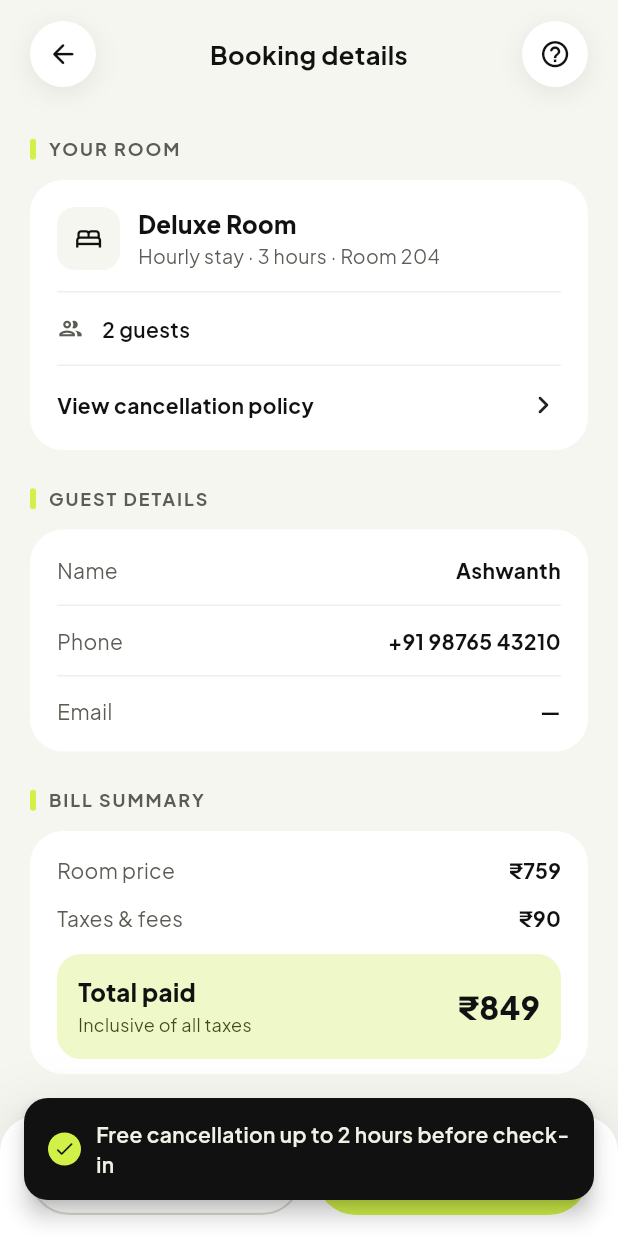
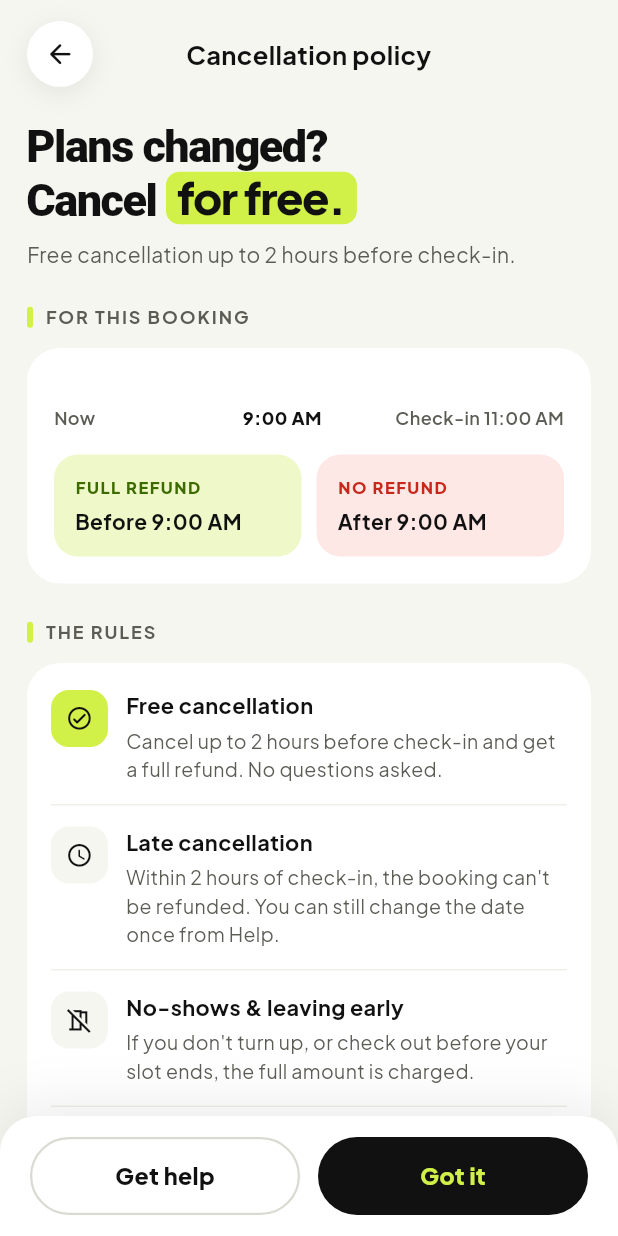
Before and after one commit to Ashwanthram2005/checkdin-customer-app., a Flutter app: the BookingDetailScreen screen opened by its route, scrolled down 635 dp, after a tap on "View cancellation policy", on a phone screen of 412 x 824 dp. Run offline on Flutter 3.47's test engine with Material 3 defaults, Android fonts, the phone set to English and light mode, and no system bars; our stand-ins replace google_fonts.

Commit message:
Add Filters & sort sheet, Cancellation policy and Terms & privacy screens
Co-Authored-By: Claude Opus 5.5 <noreply@anthropic.com>
Claude-Session: https://claude.ai/code/session_01GHBFJ57JqQiYB9t43AZsQR

```diff
--- a/lib/main.dart
+++ b/lib/main.dart
@@ -24,6 +24,8 @@ import 'screens/help.dart';
 import 'screens/home.dart';
 import 'screens/saved.dart';
 import 'screens/offers.dart';
+import 'screens/cancel_policy.dart';
+import 'screens/legal.dart';
 
 void main() {
   WidgetsFlutterBinding.ensureInitialized();
@@ -75,6 +77,8 @@ class CheckdinApp extends StatelessWidget {
         '/home': (_) => const HomeScreen(),
         '/saved': (_) => const SavedScreen(),
         '/offers': (_) => const OffersScreen(),
+        '/cancel-policy': (_) => const CancelPolicyScreen(),
+        '/legal': (_) => const LegalScreen(),
       },
     );
   }
--- a/lib/screens/booking_detail.dart
+++ b/lib/screens/booking_detail.dart
@@ -160,7 +160,7 @@ class _BookingDetailScreenState extends State<BookingDetailScreen> {
                       ]),
                     ),
                     InkWell(
-                      onTap: () => toast(context, 'Free cancellation up to 2 hours before check-in'),
+                      onTap: () => Navigator.pushNamed(context, '/cancel-policy'),
                       child: const Padding(
                         padding: EdgeInsets.symmetric(vertical: 14),
                         child: Row(children: [
--- /dev/null
+++ b/lib/screens/cancel_policy.dart
@@ -0,0 +1,156 @@
+import 'package:flutter/material.dart';
+
+import '../state.dart';
+import '../theme.dart';
+
+class CancelPolicyScreen extends StatelessWidget {
+  const CancelPolicyScreen({super.key});
+
+  static const _rules = [
+    [Icons.check_circle_outline_rounded, 'Free cancellation', 'Cancel up to 2 hours before check-in and get a full refund. No questions asked.'],
+    [Icons.schedule_rounded, 'Late cancellation', 'Within 2 hours of check-in, the booking can\'t be refunded. You can still change the date once from Help.'],
+    [Icons.no_meeting_room_outlined, 'No-shows & leaving early', 'If you don\'t turn up, or check out before your slot ends, the full amount is charged.'],
+    [Icons.account_balance_wallet_outlined, 'Refunds', 'Refunds reach your bank or UPI in 5–7 working days. Checkdin credits come back instantly.'],
+  ];
+
+  static const _steps = [
+    'Open Bookings and tap your upcoming stay.',
+    'Tap Cancel booking and pick a reason.',
+    'See your refund amount and confirm.',
+  ];
+
+  @override
+  Widget build(BuildContext context) {
+    final inH = app.checkInHour;
+    final freeUntil = inH - 2;
+    return Scaffold(
+      body: Column(children: [
+        Expanded(
+          child: ListView(
+            padding: EdgeInsets.fromLTRB(18, MediaQuery.of(context).padding.top + 14, 18, 24),
+            children: [
+              const TitleBar(title: 'Cancellation policy'),
+              const SizedBox(height: 22),
+              const Highlight(before: 'Plans changed?\nCancel ', marked: 'for free.', size: 30, height: 1.15),
+              const SizedBox(height: 8),
+              const Text('Free cancellation up to 2 hours before check-in.', style: TextStyle(fontSize: 14, color: C.muted)),
+              const SectionLabel('For this booking'),
+              WhiteCard(
+                padding: const EdgeInsets.all(18),
+                child: Column(crossAxisAlignment: CrossAxisAlignment.start, children: [
+                  ClipRRect(
+                    borderRadius: BorderRadius.circular(999),
+                    child: const SizedBox(
+                      height: 10,
+                      child: Row(children: [
+                        Expanded(flex: 7, child: ColoredBox(color: C.lime)),
+                        SizedBox(width: 3),
+                        Expanded(flex: 3, child: ColoredBox(color: C.red)),
+                      ]),
+                    ),
+                  ),
+                  const SizedBox(height: 10),
+                  Row(children: [
+                    const Text('Now', style: TextStyle(fontSize: 12, color: C.muted, fontWeight: FontWeight.w600)),
+                    const Spacer(flex: 6),
+                    Text(hourLabel(freeUntil < 0 ? 0 : freeUntil),
+                        style: const TextStyle(fontSize: 12, fontWeight: FontWeight.w800)),
+                    const Spacer(flex: 3),
+                    Text('Check-in ${hourLabel(inH)}', style: const TextStyle(fontSize: 12, color: C.muted, fontWeight: FontWeight.w600)),
+                  ]),
+                  const SizedBox(height: 16),
+                  Row(children: [
+                    Expanded(
+                      child: Container(
+                        padding: const EdgeInsets.all(14),
+                        decoration: BoxDecoration(color: C.limeSoft, borderRadius: BorderRadius.circular(16)),
+                        child: Column(crossAxisAlignment: CrossAxisAlignment.start, children: [
+                          const Text('FULL REFUND',
+                              style: TextStyle(fontSize: 11, fontWeight: FontWeight.w800, letterSpacing: 1, color: C.green)),
+                          const SizedBox(height: 4),
+                          Text('Before ${hourLabel(freeUntil < 0 ? 0 : freeUntil)}',
+                              style: const TextStyle(fontSize: 14, fontWeight: FontWeight.w700)),
+                        ]),
+                      ),
+                    ),
+                    const SizedBox(width: 10),
+                    Expanded(
+                      child: Container(
+                        padding: const EdgeInsets.all(14),
+                        decoration: BoxDecoration(color: C.redSoft, borderRadius: BorderRadius.circular(16)),
+                        child: Column(crossAxisAlignment: CrossAxisAlignment.start, children: [
+                          const Text('NO REFUND',
+                              style: TextStyle(fontSize: 11, fontWeight: FontWeight.w800, letterSpacing: 1, color: C.red)),
+                          const SizedBox(height: 4),
+                          Text('After ${hourLabel(freeUntil < 0 ? 0 : freeUntil)}',
+                              style: const TextStyle(fontSize: 14, fontWeight: FontWeight.w700)),
+                        ]),
+                      ),
+                    ),
+                  ]),
+                ]),
+              ),
+              const SectionLabel('The rules'),
+              WhiteCard(
+                padding: const EdgeInsets.symmetric(horizontal: 16, vertical: 4),
+                child: Column(children: [
+                  for (var i = 0; i < _rules.length; i++)
+                    Container(
+                      padding: const EdgeInsets.symmetric(vertical: 14),
+                      decoration: BoxDecoration(
+                        border: i == _rules.length - 1 ? null : const Border(bottom: BorderSide(color: C.line)),
+                      ),
+                      child: Row(crossAxisAlignment: CrossAxisAlignment.start, children: [
+                        IconTile(_rules[i][0] as IconData, bg: i == 0 ? C.lime : C.bg, size: 38),
+                        const SizedBox(width: 12),
+                        Expanded(
+                          child: Column(crossAxisAlignment: CrossAxisAlignment.start, children: [
+                            Text(_rules[i][1] as String, style: const TextStyle(fontSize: 14.5, fontWeight: FontWeight.w700)),
+                            const SizedBox(height: 3),
+                            Text(_rules[i][2] as String, style: const TextStyle(fontSize: 13, color: C.muted, height: 1.45)),
+                          ]),
+                        ),
+                      ]),
+                    ),
+                ]),
+              ),
+              const SectionLabel('How to cancel'),
+              for (var i = 0; i < _steps.length; i++)
+                Padding(
+                  padding: const EdgeInsets.only(bottom: 10),
+                  child: Row(children: [
+                    Container(
+                      width: 30,
+                      height: 30,
+                      alignment: Alignment.center,
+                      decoration: const BoxDecoration(color: C.ink, shape: BoxShape.circle),
+                      child: Text('${i + 1}', style: const TextStyle(color: C.lime, fontWeight: FontWeight.w800, fontSize: 13)),
+                    ),
+                    const SizedBox(width: 12),
+                    Expanded(child: Text(_steps[i], style: const TextStyle(fontSize: 14, fontWeight: FontWeight.w600))),
+                  ]),
+                ),
+              const SizedBox(height: 10),
+              Center(
+                child: GestureDetector(
+                  onTap: () => Navigator.pushNamed(context, '/legal'),
+                  child: const Text('Read full Terms of use',
+                      style: TextStyle(fontSize: 13, fontWeight: FontWeight.w700, decoration: TextDecoration.underline)),
+                ),
+              ),
+            ],
+          ),
+        ),
+        BottomBar(
+          child: Row(children: [
+            Expanded(
+              child: PillBtn('Get help', kind: BtnKind.outline, expand: true, onTap: () => Navigator.pushNamed(context, '/help')),
+            ),
+            const SizedBox(width: 12),
+            Expanded(child: PillBtn('Got it', kind: BtnKind.dark, expand: true, onTap: () => Navigator.maybePop(context))),
+          ]),
+        ),
+      ]),
+    );
+  }
+}
--- a/lib/screens/reserve.dart
+++ b/lib/screens/reserve.dart
@@ -248,7 +248,9 @@ class _ReserveScreenState extends State<ReserveScreen> {
                     Padding(
                       padding: const EdgeInsets.symmetric(horizontal: 9),
                       child: GestureDetector(
-                        onTap: l == 'Help' ? () => Navigator.pushNamed(context, '/help') : null,
+                        onTap: () => l == 'Help'
+                            ? Navigator.pushNamed(context, '/help')
+                            : Navigator.pushNamed(context, '/legal', arguments: l == 'Privacy' ? 'privacy' : 'terms'),
                         child: Text(l, style: const TextStyle(fontSize: 12.5, fontWeight: FontWeight.w600, color: C.muted, decoration: TextDecoration.underline)),
                       ),
                     ),
```
Also changed, not shown: lib/screens/filter_sort.dart (added, +192 -0 lines), lib/screens/hotel_detail.dart (+17 -2 lines), lib/screens/legal.dart (added, +177 -0 lines), lib/screens/login.dart (+1 -9 lines), lib/screens/profile_setup.dart (+1 -10 lines), lib/screens/results.dart (+20 -8 lines), lib/theme.dart (+29 -0 lines).
